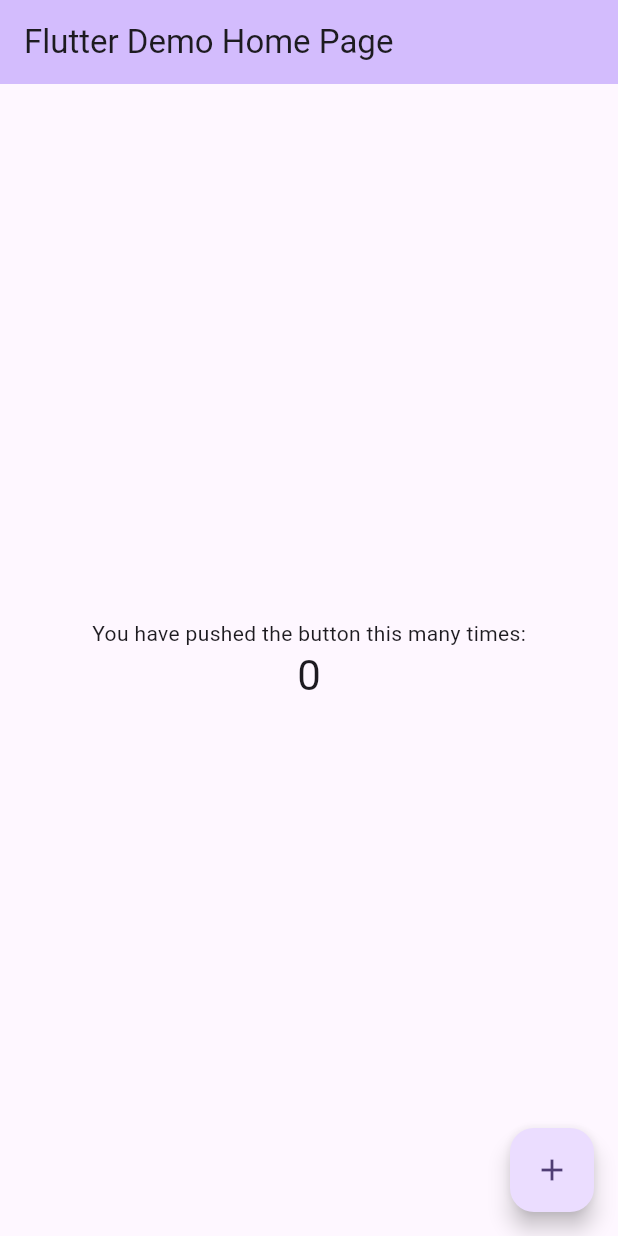
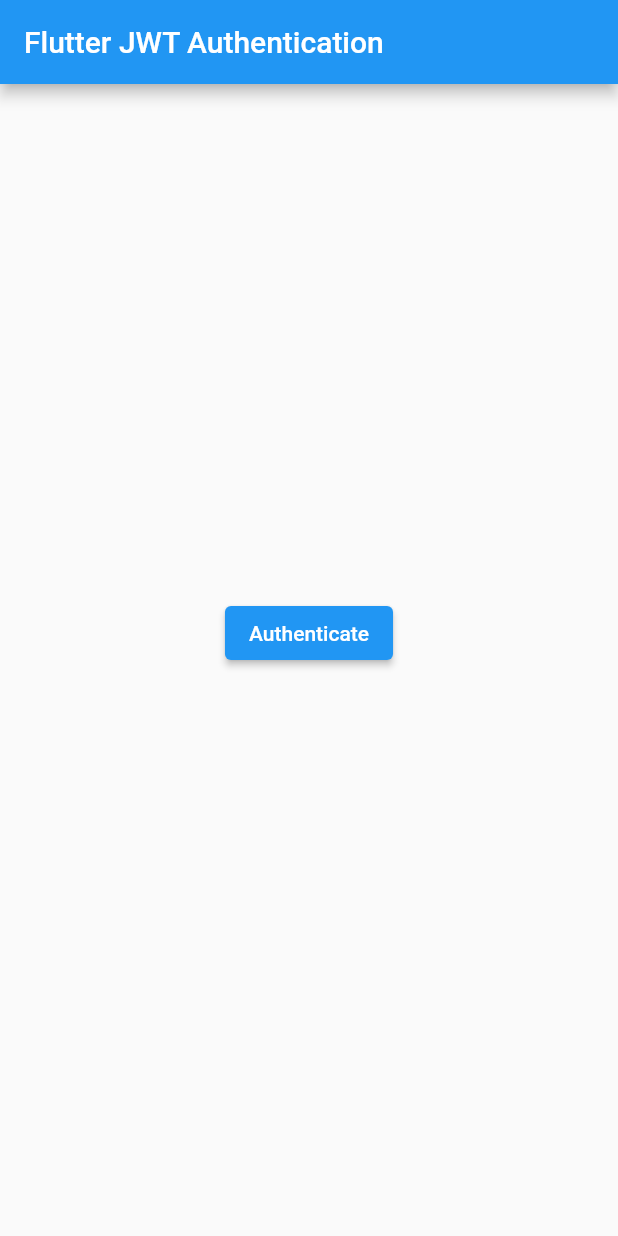
Before and after one commit to Laroub03/Scrumboard, a Flutter app: the screen it shows after launch, on a phone screen of 412 x 824 dp. Run offline on Flutter 3.47's test engine with Material 2 defaults, Android fonts, the phone set to English and light mode, and no system bars.

Commit message:
Small change

```diff
--- a/lib/main.dart
+++ b/lib/main.dart
@@ -1,126 +1,83 @@
+import 'dart:convert';
 import 'package:flutter/material.dart';
+import 'package:http/http.dart' as http;
 
 void main() {
-  //WidgetsFlutterBinding.ensureInitialized();
-  runApp(const MyApp());
+  runApp(MyApp());
 }
 
 class MyApp extends StatelessWidget {
-  const MyApp({super.key});
-
-  // This widget is the root of your application.
   @override
   Widget build(BuildContext context) {
     return MaterialApp(
-      title: 'Flutter Demo',
+      title: 'Flutter JWT Authentication',
       theme: ThemeData(
-        // This is the theme of your application.
-        //
-        // TRY THIS: Try running your application with "flutter run". You'll see
-        // the application has a blue toolbar. Then, without quitting the app,
-        // try changing the seedColor in the colorScheme below to Colors.green
-        // and then invoke "hot reload" (save your changes or press the "hot
-        // reload" button in a Flutter-supported IDE, or press "r" if you used
-        // the command line to start the app).
-        //
-        // Notice that the counter didn't reset back to zero; the application
-        // state is not lost during the reload. To reset the state, use hot
-        // restart instead.
-        //
-        // This works for code too, not just values: Most code changes can be
-        // tested with just a hot reload.
-        colorScheme: ColorScheme.fromSeed(seedColor: Colors.deepPurple),
-        useMaterial3: true,
+        primarySwatch: Colors.blue,
       ),
-      home: const MyHomePage(title: 'Flutter Demo Home Page'),
+      home: MyHomePage(),
     );
   }
 }
 
 class MyHomePage extends StatefulWidget {
-  const MyHomePage({super.key, required this.title});
-
-  // This widget is the home page of your application. It is stateful, meaning
-  // that it has a State object (defined below) that contains fields that affect
-  // how it looks.
-
-  // This class is the configuration for the state. It holds the values (in this
-  // case the title) provided by the parent (in this case the App widget) and
-  // used by the build method of the State. Fields in a Widget subclass are
-  // always marked "final".
-
-  final String title;
-
   @override
-  State<MyHomePage> createState() => _MyHomePageState();
+  _MyHomePageState createState() => _MyHomePageState();
 }
 
 class _MyHomePageState extends State<MyHomePage> {
-  int _counter = 0;
+  String message = '';
 
-  void _incrementCounter() {
-    setState(() {
-      // This call to setState tells the Flutter framework that something has
-      // changed in this State, which causes it to rerun the build method below
-      // so that the display can reflect the updated values. If we changed
-      // _counter without calling setState(), then the build method would not be
-      // called again, and so nothing would appear to happen.
-      _counter++;
-    });
+  Future<void> authenticate() async {
+    // Set up HttpClient to accept self-signed certificates
+    http.Client client = http.Client();
+    client.badCertificateCallback = (cert, host, port) => true;
+
+    try {
+      final response = await client.post(
+        Uri.parse('https://10.0.2.2:7121/authenticate'),
+        // Add necessary headers or body data if needed
+      );
+
+      if (response.statusCode == 200) {
+        final token = json.decode(response.body)['Token'] as String;
+        // Store the token securely, e.g., using SharedPreferences or other storage methods
+
+        setState(() {
+          message = 'Authentication successful';
+        });
+      } else {
+        setState(() {
+          message = 'Authentication failed';
+        });
+      }
+    } catch (error) {
+      setState(() {
+        message = 'Error: $error';
+      });
+    } finally {
+      client.close();
+    }
   }
 
   @override
   Widget build(BuildContext context) {
-    // This method is rerun every time setState is called, for instance as done
-    // by the _incrementCounter method above.
-    //
-    // The Flutter framework has been optimized to make rerunning build methods
-    // fast, so that you can just rebuild anything that needs updating rather
-    // than having to individually change instances of widgets.
     return Scaffold(
       appBar: AppBar(
-        // TRY THIS: Try changing the color here to a specific color (to
-        // Colors.amber, perhaps?) and trigger a hot reload to see the AppBar
-        // change color while the other colors stay the same.
-        backgroundColor: Theme.of(context).colorScheme.inversePrimary,
-        // Here we take the value from the MyHomePage object that was created by
-        // the App.build method, and use it to set our appbar title.
-        title: Text(widget.title),
+        title: Text('Flutter JWT Authentication'),
       ),
       body: Center(
-        // Center is a layout widget. It takes a single child and positions it
-        // in the middle of the parent.
         child: Column(
-          // Column is also a layout widget. It takes a list of children and
-          // arranges them vertically. By default, it sizes itself to fit its
-          // children horizontally, and tries to be as tall as its parent.
-          //
-          // Column has various properties to control how it sizes itself and
-          // how it positions its children. Here we use mainAxisAlignment to
-          // center the children vertically; the main axis here is the vertical
-          // axis because Columns are vertical (the cross axis would be
-          // horizontal).
-          //
-          // TRY THIS: Invoke "debug painting" (choose the "Toggle Debug Paint"
-          // action in the IDE, or press "p" in the console), to see the
-          // wireframe for each widget.
           mainAxisAlignment: MainAxisAlignment.center,
           children: <Widget>[
-            const Text(
-              'You have pushed the button this many times:',
+            ElevatedButton(
+              onPressed: authenticate,
+              child: Text('Authenticate'),
             ),
-            Text(
-              '$_counter',
-              style: Theme.of(context).textTheme.headlineMedium,
-            ),
+            SizedBox(height: 20),
+            Text(message),
           ],
         ),
       ),
-      floatingActionButton: FloatingActionButton(
-        onPressed: _incrementCounter,
-        tooltip: 'Increment',
-        child: const Icon(Icons.add),
-      ), // This trailing comma makes auto-formatting nicer for build methods.
     );
   }
 }
```
